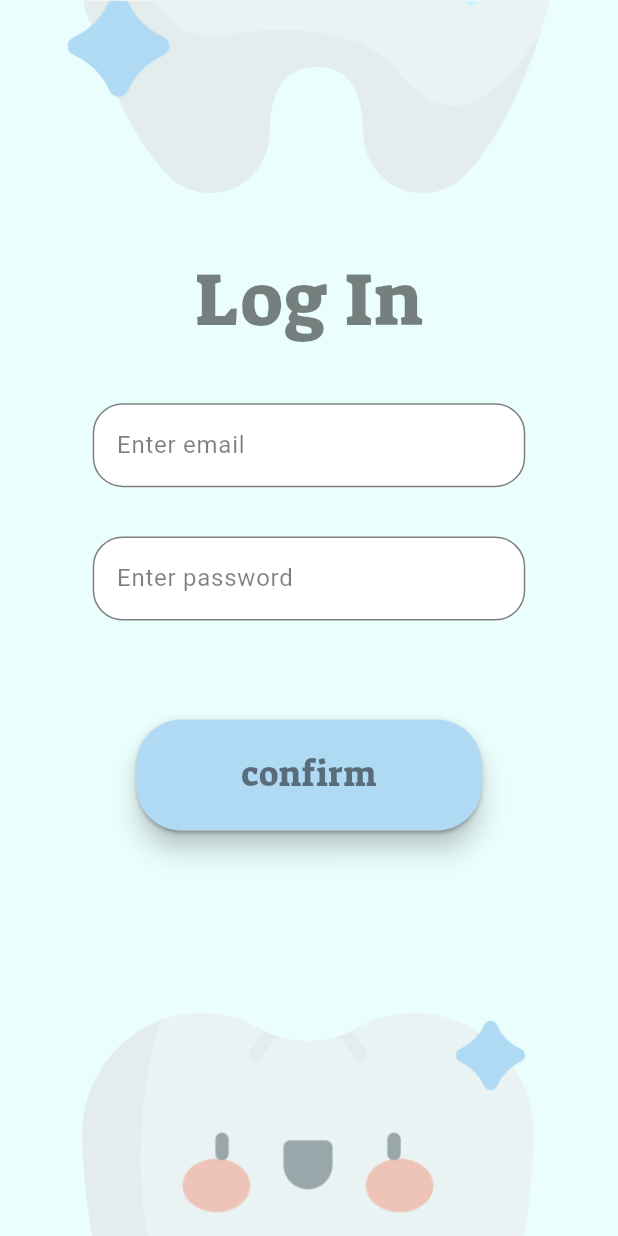
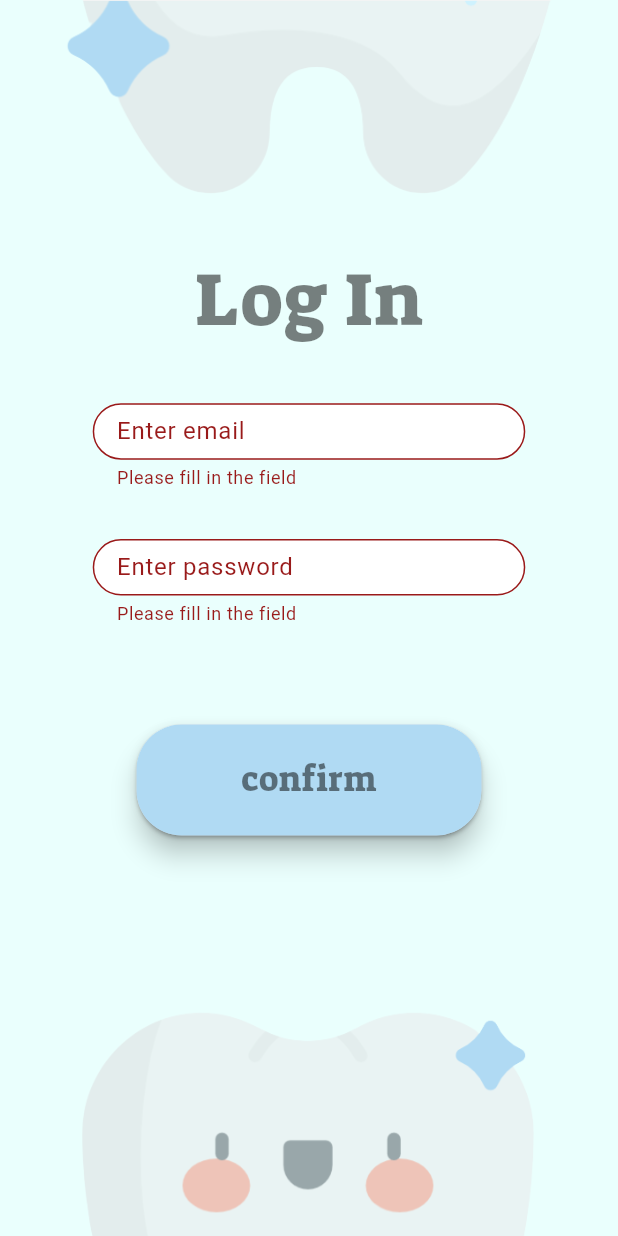
Before and after one commit to AliMousa27/A643AE45YESZY5, a Flutter app: the Authentication screen opened directly with empty values, after a tap on "confirm", on a phone screen of 412 x 824 dp. Run offline on Flutter 3.47's test engine with Material 2 defaults, Android fonts, the phone set to English and light mode, and no system bars; our stand-ins replace firebase_auth, firebase_core; accounts and stored records are empty.

Commit message:
Add email/pass authentication with Firebase #12

```diff
--- a/Website/Frontend/lib/authentication.dart
+++ b/Website/Frontend/lib/authentication.dart
@@ -1,11 +1,23 @@
 import 'package:flutter/material.dart';
-
+import 'package:firebase_auth/firebase_auth.dart';
+import 'package:flutter_application/home.dart';
 import 'initial_pages_background.dart';
 import 'widget_util.dart';
 
-class Authentication extends StatelessWidget {
+class Authentication extends StatefulWidget {
   final bool isSigningUp;
-  const Authentication({Key? key, required this.isSigningUp}) : super(key: key);
+  Authentication({Key? key, required this.isSigningUp}) : super(key: key);
+
+  @override
+  _AuthenticationState createState() => _AuthenticationState();
+}
+
+class _AuthenticationState extends State<Authentication> {
+  final emailController = TextEditingController();
+  final passwordController = TextEditingController();
+  final confirmPasswordController = TextEditingController();
+  final _formKey = GlobalKey<FormState>();
+  String? errorMsg;
 
   @override
   Widget build(BuildContext context) {
@@ -30,7 +42,7 @@ class Authentication extends StatelessWidget {
                     // 20% of screen height
                     height: screenSize.height * 0.2,
                   ),
-                  Text(isSigningUp ? "Sign Up" : "Log In",
+                  Text(widget.isSigningUp ? "Sign Up" : "Log In",
                       style: TextStyle(
                           color: Theme.of(context).colorScheme.onSurface,
                           fontSize: 50,
@@ -39,19 +51,34 @@ class Authentication extends StatelessWidget {
                     // 4% of screen height
                     height: screenSize.height * 0.04,
                   ),
-                  createTextField(screenSize.width * textFieldWidthFactor,
-                      screenSize.height * 0.07, "Enter email", context),
+                  Form(
+                    key: _formKey,
+                    child: Column(children: [
+                      createTextField(
+                          screenSize.width * textFieldWidthFactor,
+                          screenSize.height * 0.07,
+                          "Enter email",
+                          emailController,
+                          context),
                       SizedBox(
                         height: screenSize.height * 0.04,
                       ),
-                  createTextField(screenSize.width * textFieldWidthFactor,
-                      screenSize.height * 0.07, "Enter password", context),
+                      createTextField(
+                          screenSize.width * textFieldWidthFactor,
+                          screenSize.height * 0.07,
+                          "Enter password",
+                          passwordController,
+                          context),
                       SizedBox(
                         height: screenSize.height * 0.04,
                       ),
-                  if (isSigningUp)
-                    createTextField(screenSize.width * textFieldWidthFactor,
-                        screenSize.height * 0.07, "Confirm password", context),
+                      if (widget.isSigningUp)
+                        createTextField(
+                            screenSize.width * textFieldWidthFactor,
+                            screenSize.height * 0.07,
+                            "Confirm password",
+                            confirmPasswordController,
+                            context),
                       SizedBox(
                         height: screenSize.height * 0.04,
                       ),
@@ -66,7 +93,19 @@ class Authentication extends StatelessWidget {
                             Theme.of(context).colorScheme.primaryContainer,
                             () => onPressed(context),
                             "confirm"),
-                  )
+                      ),
+                    ]),
+                  ),
+                  SizedBox(
+                    height: screenSize.height * 0.04,
+                  ),
+                  Text(errorMsg ?? "",
+                      style: TextStyle(
+                          color: Theme.of(context).colorScheme.error,
+                          backgroundColor:
+                              Theme.of(context).colorScheme.errorContainer,
+                          fontSize: 20,
+                          fontFamily: "suezone")),
                 ],
               ),
             ),
@@ -76,11 +115,22 @@ class Authentication extends StatelessWidget {
     );
   }
 
-  TextField createTextField(
-      double width, double height, String prompt, BuildContext context) {
-    return TextField(
+  TextFormField createTextField(double width, double height, String prompt,
+      TextEditingController controller, BuildContext context) {
+    return TextFormField(
         //check if the text field is the password one to deicde to blur or not
         obscureText: prompt.contains("password") ? true : false,
+        controller: controller,
+        validator: (value) {
+          if (value == null || value.isEmpty) {
+            return 'Please fill in the field';
+          } else if (prompt.contains("Confirm")) {
+            if (value != passwordController.text) {
+              return "Passwords do not match";
+            }
+          }
+          return null;
+        },
         decoration: InputDecoration(
           border: OutlineInputBorder(borderRadius: BorderRadius.circular(20)),
           fillColor: Theme.of(context).colorScheme.surface,
@@ -90,6 +140,65 @@ class Authentication extends StatelessWidget {
         ));
   }
 
-  //TODO send request to express server
-  onPressed(BuildContext context) {}
+  onPressed(BuildContext context) async {
+    if (_formKey.currentState!.validate()) {
+      if (widget.isSigningUp) {
+        await signUp(emailController.text, passwordController.text, context);
+      } else {
+        await logIn(emailController.text, passwordController.text, context);
       }
+    }
+  }
+
+  Future<void> signUp(
+      String email, String password, BuildContext context) async {
+    try {
+      await FirebaseAuth.instance
+          .createUserWithEmailAndPassword(email: email, password: password);
+      Navigator.push(
+          context, MaterialPageRoute(builder: (context) => const HomePage()));
+    } on FirebaseAuthException catch (e) {
+      if (e.code == 'weak-password') {
+        errorMsg = 'The password provided is too weak.';
+      } else if (e.code == 'email-already-in-use') {
+        errorMsg = 'The account already exists for that email.';
+      } else if (e.code == 'invalid-email') {
+        errorMsg = 'Invalid email.';
+      } else if (e.code == 'too-many-requests') {
+        errorMsg = 'Too many requests.';
+      } else {
+        errorMsg = e.code;
+      }
+    } catch (e) {
+      errorMsg = e.toString();
+    }
+    setState(() {});
+  }
+
+  Future<void> logIn(
+      String email, String password, BuildContext context) async {
+    try {
+      await FirebaseAuth.instance
+          .signInWithEmailAndPassword(email: email, password: password);
+      Navigator.push(
+          context, MaterialPageRoute(builder: (context) => const HomePage()));
+    } on FirebaseAuthException catch (e) {
+      if (e.code == 'user-not-found') {
+        errorMsg = 'No user found for that email.';
+      } else if (e.code == 'wrong-password') {
+        errorMsg = 'Wrong password provided for that user.';
+      } else if (e.code == 'invalid-email') {
+        errorMsg = 'Invalid email.';
+      } else if (e.code == 'too-many-requests') {
+        errorMsg = 'Too many requests.';
+      } else if (e.code == 'invalid-login-credentials') {
+        errorMsg = 'Invalid credential.';
+      } else {
+        errorMsg = e.code;
+      }
+    } catch (e) {
+      errorMsg = e.toString();
+    }
+    setState(() {});
+  }
+}
```
Also changed, not shown: Website/Frontend/lib/home.dart (added, +20 -0 lines), Website/Frontend/lib/initial_page.dart (+3 -6 lines), Website/Frontend/lib/color_schemes.g.dart. Lines whose indentation alone changed are shown as unchanged.
